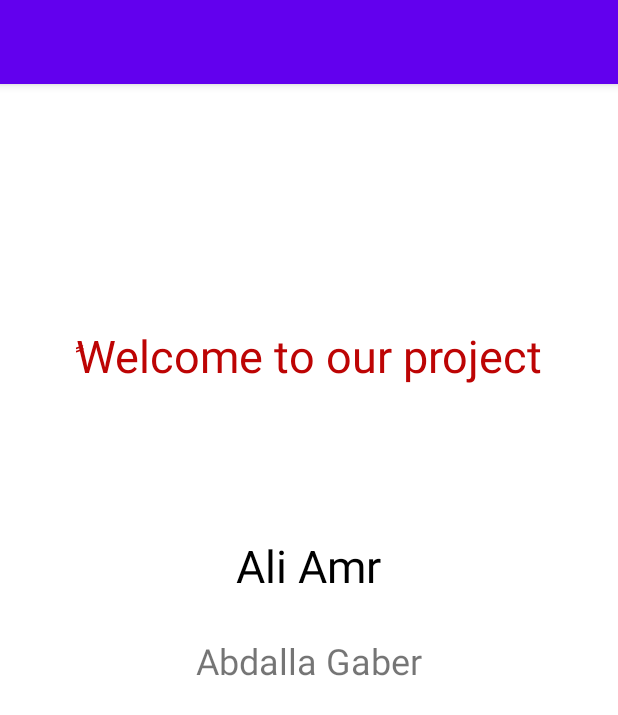
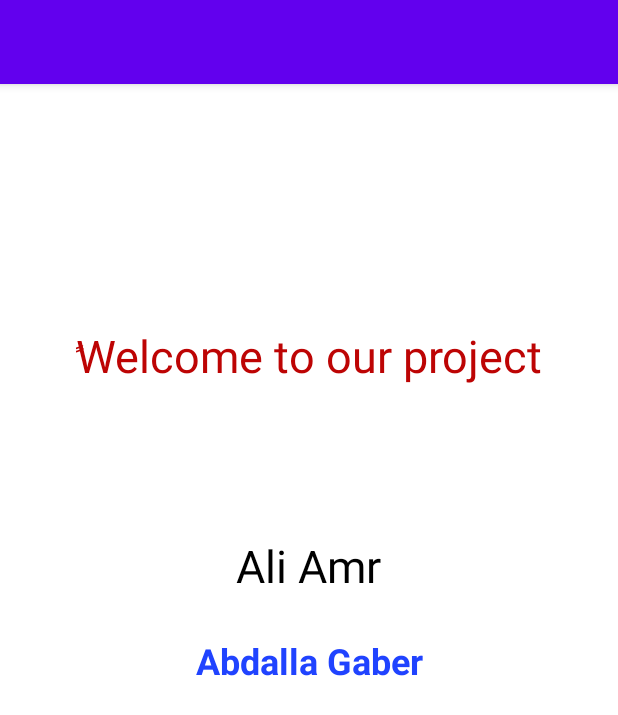
Before and after one commit to abdallagaber/Tech_Zone_APP, an Android app: the screen it shows after launch (MainActivity), on a phone screen of 412 x 824 dp. Shown: the top 715 px of the screen. Run offline under Robolectric (Android 15) with nearby library versions, the light colour scheme and no system bars.

Commit message:
change my name color

```diff
--- a/app/src/main/res/layout/activity_main.xml
+++ b/app/src/main/res/layout/activity_main.xml
@@ -38,7 +38,9 @@
         android:layout_width="wrap_content"
         android:layout_height="wrap_content"
         android:text="Abdalla Gaber"
+        android:textColor="#2043FF"
         android:textSize="24sp"
+        android:textStyle="bold"
         app:layout_constraintBottom_toBottomOf="parent"
         app:layout_constraintEnd_toEndOf="parent"
         app:layout_constraintStart_toStartOf="parent"
```
